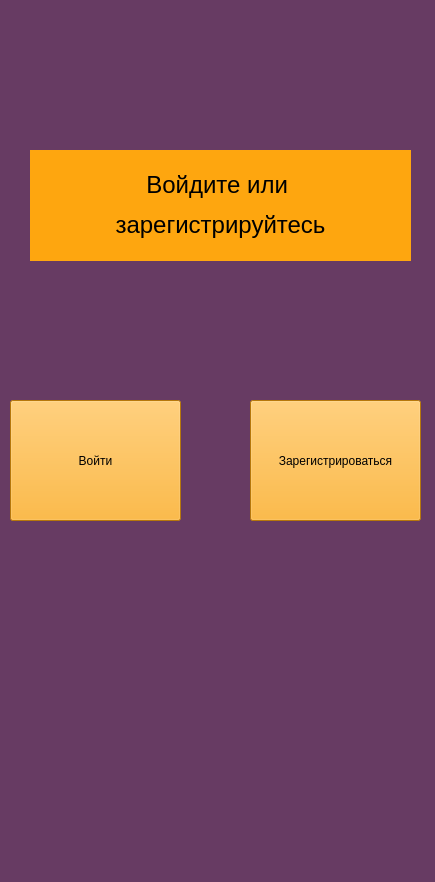
Before: the Qt Designer form data/Enter_or_regist.ui in geoiva05/clever_placing, drawn with Qt 5.
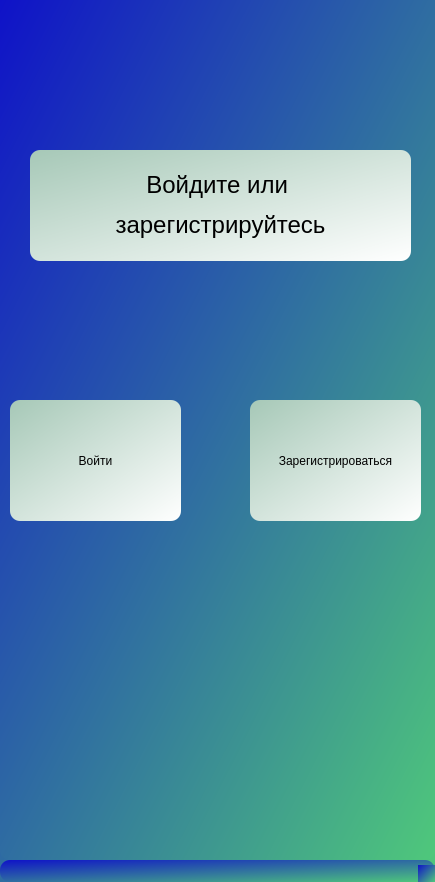
After: the same form once the commit is applied.

```diff
--- a/data/Enter_or_regist.ui
+++ b/data/Enter_or_regist.ui
@@ -14,7 +14,8 @@
    <string>MainWindow</string>
   </property>
   <property name="styleSheet">
-   <string notr="true">background-color: rgb(103, 59, 99);</string>
+   <string notr="true">background-color: qlineargradient(spread:pad, x1:0, y1:0, x2:1, y2:1, stop:0 rgba(15, 18, 200, 255), stop:1 rgba(79, 200, 123, 255));
+border-radius: 10px;</string>
   </property>
   <widget class="QWidget" name="centralwidget">
    <widget class="QPushButton" name="btn_enter">
@@ -27,7 +28,7 @@
      </rect>
     </property>
     <property name="styleSheet">
-     <string notr="true">background-color: rgb(255, 167, 15);</string>
+     <string notr="true">background-color: qlineargradient(spread:pad, x1:0, y1:0, x2:1, y2:1, stop:0 rgba(166, 200, 183, 255), stop:1 rgba(255, 255, 255, 255));</string>
     </property>
     <property name="text">
      <string>Войти</string>
@@ -43,7 +44,7 @@
      </rect>
     </property>
     <property name="styleSheet">
-     <string notr="true">background-color: rgb(255, 167, 15);</string>
+     <string notr="true">background-color: qlineargradient(spread:pad, x1:0, y1:0, x2:1, y2:1, stop:0 rgba(166, 200, 183, 255), stop:1 rgba(255, 255, 255, 255));</string>
     </property>
     <property name="text">
      <string>Зарегистрироваться</string>
@@ -59,7 +60,7 @@
      </rect>
     </property>
     <property name="styleSheet">
-     <string notr="true">background-color: rgb(254, 166, 15);</string>
+     <string notr="true">background-color: qlineargradient(spread:pad, x1:0, y1:0, x2:1, y2:1, stop:0 rgba(166, 200, 183, 255), stop:1 rgba(255, 255, 255, 255));</string>
     </property>
     <property name="text">
      <string>&lt;html&gt;&lt;head/&gt;&lt;body&gt;&lt;p align=&quot;center&quot;&gt;&lt;span style=&quot; font-size:18pt;&quot;&gt;Войдите или &lt;/span&gt;&lt;/p&gt;&lt;p align=&quot;center&quot;&gt;&lt;span style=&quot; font-size:18pt;&quot;&gt;зарегистрируйтесь&lt;/span&gt;&lt;/p&gt;&lt;/body&gt;&lt;/html&gt;</string>
```
Left out of the diff: 2 changed lines with no effect on the pictures.
